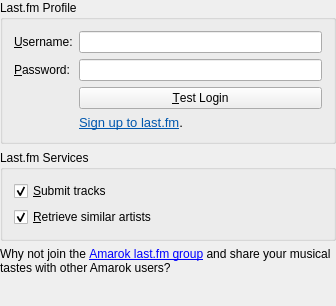
The window that src/services/lastfm/LastFmConfigWidget.ui (KDE/amarok) describes before a commit, drawn with Qt 5.
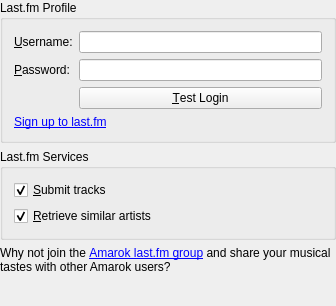
The same window after the commit. Custom widgets are drawn as their Qt base class.

Commit message: Clean up config dialogs a bit. Font size consistency++.

The edit to the form file:
```diff
--- a/src/services/lastfm/LastFmConfigWidget.ui
+++ b/src/services/lastfm/LastFmConfigWidget.ui
@@ -74,7 +74,7 @@
       <item row="1" column="1" >
        <widget class="KLineEdit" name="kcfg_ScrobblerUsername" />
       </item>
-      <item row="4" column="1" >
+      <item row="4" column="0" colspan="2" >
        <widget class="QLabel" name="kActiveLabel1" >
         <property name="sizePolicy" >
          <sizepolicy vsizetype="Maximum" hsizetype="Preferred" >
@@ -83,11 +83,7 @@
          </sizepolicy>
         </property>
         <property name="text" >
-         <string>&lt;!DOCTYPE HTML PUBLIC "-//W3C//DTD HTML 4.0//EN" "http://www.w3.org/TR/REC-html40/strict.dtd">&#xd;&#xd;
-&lt;html>&lt;head>&lt;meta name="qrichtext" content="1" />&lt;style type="text/css">&#xd;&#xd;
-p, li { white-space: pre-wrap; }&#xd;&#xd;
-&lt;/style>&lt;/head>&lt;body style=" font-family:'DejaVu Sans'; font-size:10pt; font-weight:400; font-style:normal;">&#xd;&#xd;
-&lt;p style=" margin-top:0px; margin-bottom:0px; margin-left:0px; margin-right:0px; -qt-block-indent:0; text-indent:0px;">&lt;a href="http://www.last.fm:80/signup.php">&lt;span style=" text-decoration: underline; color:#0057ae;">Sign up to last.fm&lt;/span>&lt;/a>.&lt;/p>&lt;/body>&lt;/html></string>
+         <string>&lt;a href="http://www.last.fm:80/signup.php">Sign up to last.fm&lt;/a></string>
         </property>
         <property name="wordWrap" >
          <bool>true</bool>
```
The commit also changes 1 other file.
